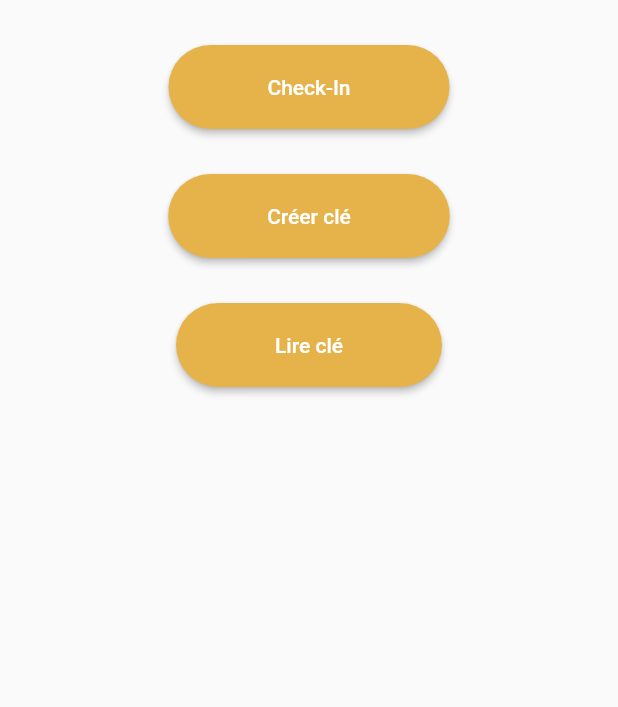
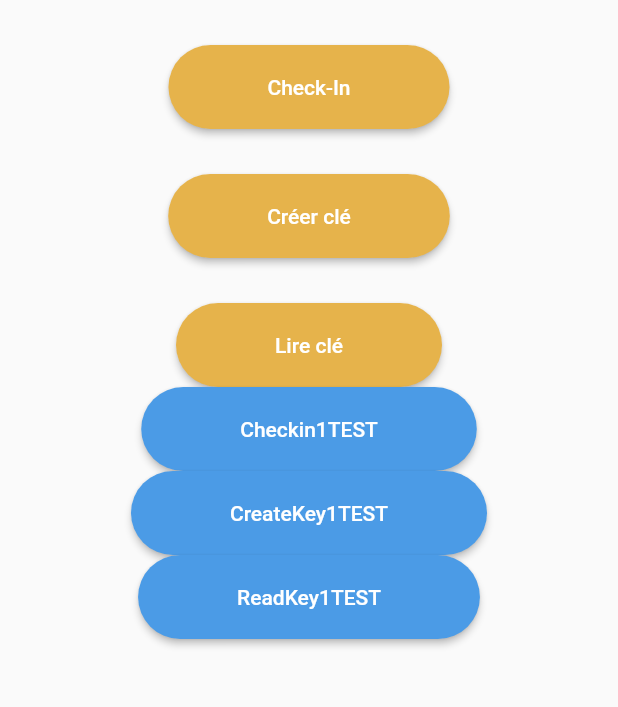
Before and after one commit to Gaetan-CRISTINA/Hostellerie-NFC, a Flutter app: the screen it shows after launch, on a phone screen of 412 x 824 dp, the part 414-1121 px from its top. Run offline on Flutter 3.47's test engine with Material 2 defaults, Android fonts, the phone set to English and light mode, and no system bars; missing offline and left inert: qr_code_scanner.

Commit message:
buttons for dev

```diff
--- a/lib/Views/menu.dart
+++ b/lib/Views/menu.dart
@@ -1,5 +1,9 @@
 import 'package:flutter/cupertino.dart';
+import 'package:flutter/material.dart';
+import 'package:hostellerie/Views/checkin1.dart';
+import 'package:hostellerie/Views/create_key1.dart';
 import 'package:hostellerie/Views/login.dart';
+import 'package:hostellerie/Views/read_key1.dart';
 import '../Components/primaryButton.dart';
 
 class Menu extends StatelessWidget {
@@ -22,14 +26,74 @@ class Menu extends StatelessWidget {
               ),
             ),
           ),
-          SizedBox(height: 30,),
-          primaryButton(textButton: 'Check-In',goToWidget: Login(),context: context),
-          SizedBox(height: 30,),
+          SizedBox(
+            height: 30,
+          ),
+          primaryButton(
+              textButton: 'Check-In', goToWidget: Login(), context: context),
+          SizedBox(
+            height: 30,
+          ),
           primaryButton(textButton: 'Créer clé'),
-          SizedBox(height: 30,),
+          SizedBox(
+            height: 30,
+          ),
           primaryButton(textButton: 'Lire clé'),
+          MaterialButton(
+            onPressed: () => {
+              Navigator.push(
+                context,
+                MaterialPageRoute(
+                  builder: (context) => const Checkin1(),
+                ),
+              )
+            },
+            shape: RoundedRectangleBorder(
+                borderRadius: BorderRadius.all(Radius.circular(35))),
+            textColor: Colors.white,
+            color: Color(0xFF4B9BE6),
+            child: Padding(
+              padding: EdgeInsets.symmetric(horizontal: 50, vertical: 20),
+              child: Text("Checkin1TEST"),
+            ),
+          ),
+          MaterialButton(
+            onPressed: () => {
+              Navigator.push(
+                context,
+                MaterialPageRoute(
+                  builder: (context) => const CreateKey1(),
+                ),
+              )
+            },
+            shape: RoundedRectangleBorder(
+                borderRadius: BorderRadius.all(Radius.circular(35))),
+            textColor: Colors.white,
+            color: Color(0xFF4B9BE6),
+            child: Padding(
+              padding: EdgeInsets.symmetric(horizontal: 50, vertical: 20),
+              child: Text("CreateKey1TEST"),
+            ),
+          ),
+          MaterialButton(
+            onPressed: () => {
+              Navigator.push(
+                context,
+                MaterialPageRoute(
+                  builder: (context) => const ReadKey1(),
+                ),
+              )
+            },
+            shape: RoundedRectangleBorder(
+                borderRadius: BorderRadius.all(Radius.circular(35))),
+            textColor: Colors.white,
+            color: Color(0xFF4B9BE6),
+            child: Padding(
+              padding: EdgeInsets.symmetric(horizontal: 50, vertical: 20),
+              child: Text("ReadKey1TEST"),
+            ),
+          )
         ],
-
       ),
     );
   }
```
Also changed, not shown: lib/Views/checkin1.dart (added, +10 -0 lines), lib/Views/create_key1.dart (added, +10 -0 lines), lib/Views/read_key1.dart (added, +10 -0 lines).
